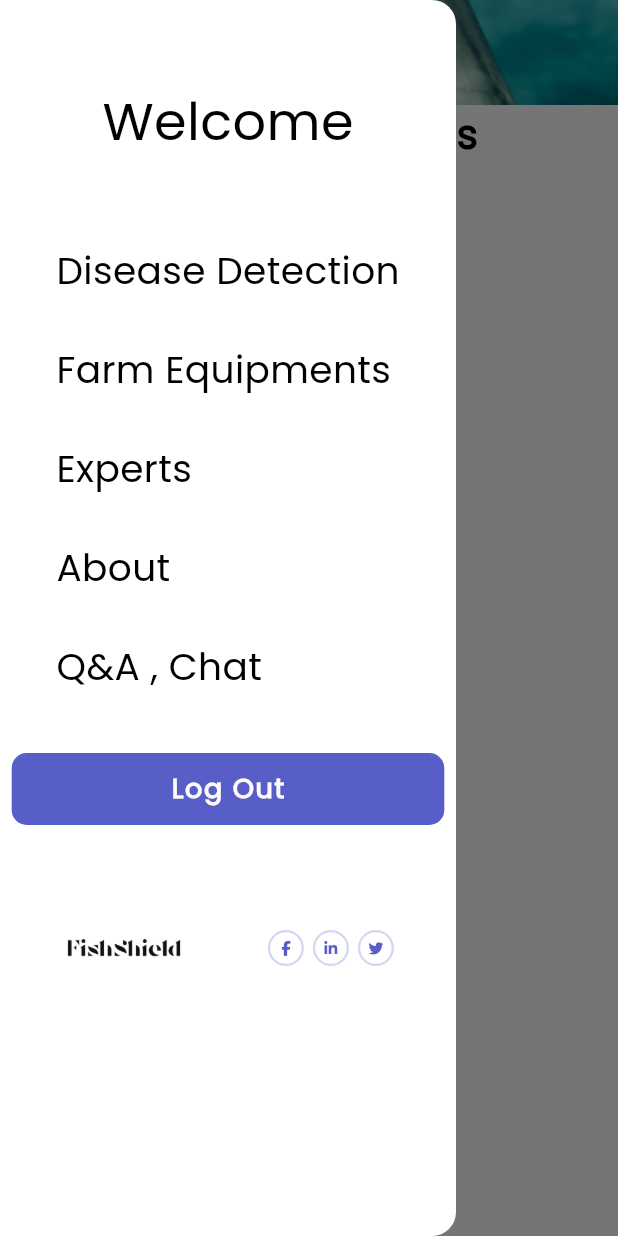
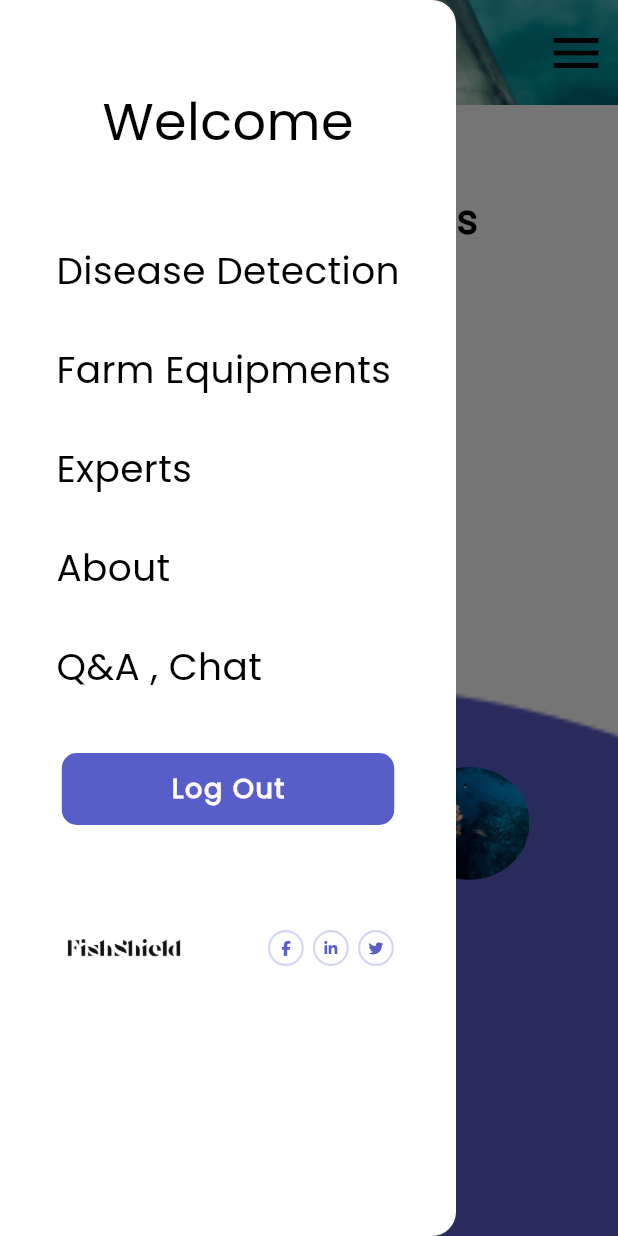
Before and after one commit to Haneen-Sherif/graduation-project, a Flutter app: the AddEquipmentsView screen opened by its route, with the side drawer open, on a phone screen of 412 x 824 dp. Run offline on Flutter 3.47's test engine with Material 3 defaults, Android fonts, the phone set to English and light mode, and no system bars; our stand-ins replace animated_text_kit, bloc, fl_chart, flutter_bloc, flutter_spinkit, font_awesome_flutter and 1 more; missing offline and left inert: mobkit_dashed_border.

Commit message:
some modifications

```diff
--- a/lib/Features/auth/presentation/views/widgets/custom_forget_password.dart
+++ b/lib/Features/auth/presentation/views/widgets/custom_forget_password.dart
@@ -18,7 +18,7 @@ class CustomForgetPassword extends StatelessWidget {
         InkWell(
           onTap: onTap,
           child: Text(
-            'Forget Password ?',
+            'Forgot Password ?',
             style: Styles.textStyle14.copyWith(
               color: kPrimaryColor,
               fontWeight: FontWeight.w600,
--- a/lib/Features/auth/presentation/views/widgets/custom_sign_in_form.dart
+++ b/lib/Features/auth/presentation/views/widgets/custom_sign_in_form.dart
@@ -38,6 +38,7 @@ class _CustomSignInFormState extends State<CustomSignInForm> {
     GlobalKey<FormState> formKey = GlobalKey<FormState>();
 
     return Form(
+      autovalidateMode: AutovalidateMode.always,
       key: formKey,
       child: Column(
         children: [
--- a/lib/Features/auth/presentation/views/widgets/custom_sign_up_form.dart
+++ b/lib/Features/auth/presentation/views/widgets/custom_sign_up_form.dart
@@ -42,6 +42,7 @@ class _CustomSignUpFormState extends State<CustomSignUpForm> {
     GlobalKey<FormState> formKey = GlobalKey<FormState>();
 
     return Form(
+      autovalidateMode: AutovalidateMode.always,
       key: formKey,
       child: Column(
         children: [
@@ -125,7 +126,7 @@ class _CustomSignUpFormState extends State<CustomSignUpForm> {
             onPressed: () {
               if (formKey.currentState!.validate()) {
                 formKey.currentState!.save();
-                context.pushReplacement(AppRoutes.kHomeView);
+                context.pushReplacement(AppRoutes.kSignInView);
               }
             },
           ),
--- a/lib/Features/chat/presentation/views/widgets/chat_view_body.dart
+++ b/lib/Features/chat/presentation/views/widgets/chat_view_body.dart
@@ -1,6 +1,7 @@
 import 'dart:developer';
 import 'package:flutter/material.dart';
 import 'package:flutter_spinkit/flutter_spinkit.dart';
+import 'package:go_router/go_router.dart';
 import 'package:graduation_project/Features/chat/presentation/manager/providers/chat_provider.dart';
 import 'package:graduation_project/Features/chat/presentation/manager/providers/models_provider.dart';
 import 'package:graduation_project/Features/chat/presentation/views/widgets/chat_widget.dart';
@@ -58,7 +59,9 @@ class _ChatViewBodyState extends State<ChatViewBody> {
                     Expanded(
                       child: ListTile(
                         leading: IconButton(
-                            onPressed: () {},
+                            onPressed: () {
+                              context.pop();
+                            },
                             icon: Image.asset(Assets.iconsBack)),
                         title: Text('Chat', style: Styles.textStyle20),
                         trailing: IconButton(
--- a/lib/Features/farm_equipments/presentation/views/widgets/add_equipments_form.dart
+++ b/lib/Features/farm_equipments/presentation/views/widgets/add_equipments_form.dart
@@ -55,8 +55,8 @@ class AddEquipmentsForm extends StatelessWidget {
               keyboardType: TextInputType.number,
               textInputAction: TextInputAction.done,
             ),
-            SizedBox(
-              height: size.height * 0.1,
+            const SizedBox(
+              height: 32,
             ),
             CustomButton(
               width: size.width * 0.4,
--- a/lib/Features/farm_equipments/presentation/views/widgets/add_equipments_view_body.dart
+++ b/lib/Features/farm_equipments/presentation/views/widgets/add_equipments_view_body.dart
@@ -35,17 +35,22 @@ class _AddEquipmentsViewBodyState extends State<AddEquipmentsViewBody> {
     return CustomScrollView(
       slivers: [
         const SliverToBoxAdapter(
+          child: SizedBox(
+            height: 57,
+          ),
+        ),
+        const SliverToBoxAdapter(
           child: Align(
               alignment: Alignment.center,
               child: CustomTitle(title: "Add Equipments")),
         ),
-        SliverToBoxAdapter(
+        const SliverToBoxAdapter(
           child: SizedBox(
-            height: size.height * 0.1,
+            height: 71,
           ),
         ),
-        SliverFillRemaining(
-          hasScrollBody: false,
+        SliverToBoxAdapter(
+          // hasScrollBody: false,
           child: AddEquipmentsForm(
             formKey: formKey,
             size: size,
@@ -55,10 +60,11 @@ class _AddEquipmentsViewBodyState extends State<AddEquipmentsViewBody> {
         ),
         const SliverToBoxAdapter(
           child: SizedBox(
-            height: 8,
+            height: 16,
           ),
         ),
-        SliverToBoxAdapter(
+        SliverFillRemaining(
+          hasScrollBody: false,
           child: HomeFooterWidget(size: size),
         )
       ],
--- a/lib/Features/home/presentation/views/widgets/home_footer_widget.dart
+++ b/lib/Features/home/presentation/views/widgets/home_footer_widget.dart
@@ -13,9 +13,58 @@ class HomeFooterWidget extends StatelessWidget {
 
   @override
   Widget build(BuildContext context) {
+    return Container(
+      decoration: const BoxDecoration(
+        image: DecorationImage(
+            fit: BoxFit.fill, image: AssetImage(Assets.imagesDecoration_2)),
+      ),
+      child: Padding(
+        padding: const EdgeInsets.only(top: 20),
+        child: Column(
+          children: [
+            Image.asset(
+              Assets.imagesLogo_1,
+              width: size.width * 0.5,
+            ),
+            Row(
+              mainAxisAlignment: MainAxisAlignment.spaceAround,
+              children: [
+                Column(
+                  children: [
+                    Text(
+                      '©FishShield \nAll Rights Reserved. ',
+                      textAlign: TextAlign.center,
+                      style: Styles.textStyle10.copyWith(
+                        color: Colors.white,
+                        fontFamily: 'Roboto',
+                      ),
+                    ),
+                    const SizedBox(
+                      height: 6,
+                    ),
+                    SocialMediaRow(
+                      borderColor: Colors.white.withOpacity(0.25),
+                      iconColor: Colors.white,
+                    )
+                  ],
+                ),
+                ClipOval(
+                  child: Image.asset(
+                    Assets.imagesFrancesco,
+                    width: 80,
+                  ),
+                )
+              ],
+            ),
+          ],
+        ),
+      ),
+    );
     return Stack(
       children: [
-        Image.asset(Assets.imagesDecoration_2),
+        Image.asset(
+          Assets.imagesDecoration_2,
+        ),
         Positioned(
           top: size.height * 0.01,
           left: 0,
--- a/lib/core/utils/Widgets/custom_app_bar.dart
+++ b/lib/core/utils/Widgets/custom_app_bar.dart
@@ -22,6 +22,7 @@ class CustomAppBar extends StatelessWidget {
         ),
       ),
       child: Row(
+        mainAxisAlignment: MainAxisAlignment.spaceBetween,
         children: [
           Image.asset(Assets.imagesLogo_1),
           IconButton(
--- a/lib/core/utils/Widgets/custom_drawer.dart
+++ b/lib/core/utils/Widgets/custom_drawer.dart
@@ -39,10 +39,13 @@ class _CustomDrawerState extends State<CustomDrawer> {
               padding: EdgeInsets.symmetric(horizontal: 32),
               child: CustomDrawerBody(),
             ),
-            CustomButton(
-              width: size.width * 0.7,
-              text: "Log Out",
-              onPressed: () {},
+            Padding(
+              padding: EdgeInsets.symmetric(horizontal: size.width * 0.1),
+              child: CustomButton(
+                width: size.width,
+                text: "Log Out",
+                onPressed: () {},
+              ),
             ),
             const SizedBox(
               height: 70,
@@ -56,7 +59,8 @@ class _CustomDrawerState extends State<CustomDrawer> {
                     flex: 2,
                     child: Image.asset(
                       Assets.imagesLogo_1,
-                      width: size.width * 0.4,
+                      // fit: BoxFit.fill,
+                      // width: size.width * 0.4,
                     ),
                   ),
                   const Expanded(
--- a/lib/core/utils/Widgets/custom_drawer_item.dart
+++ b/lib/core/utils/Widgets/custom_drawer_item.dart
@@ -15,12 +15,15 @@ class CustomDrawerItem extends StatelessWidget {
   Widget build(BuildContext context) {
     return GestureDetector(
       onTap: onTap,
-      child: Text(
-        title,
-        overflow: TextOverflow.ellipsis,
-        maxLines: 1,
-        style: Styles.textStyle25.copyWith(
-          fontWeight: FontWeight.w500,
+      child: FittedBox(
+        fit: BoxFit.scaleDown,
+        child: Text(
+          title,
+          // overflow: TextOverflow.ellipsis,
+          // maxLines: 1,
+          style: Styles.textStyle25.copyWith(
+            fontWeight: FontWeight.w500,
+          ),
         ),
       ),
     );
--- a/lib/core/utils/Widgets/custom_text_form_field.dart
+++ b/lib/core/utils/Widgets/custom_text_form_field.dart
@@ -3,7 +3,7 @@ import 'package:graduation_project/Features/auth/presentation/views/widgets/cust
 import 'package:graduation_project/constants.dart';
 import 'package:graduation_project/core/utils/styles.dart';
 
-class CustomTextFormField extends StatelessWidget {
+class CustomTextFormField extends StatefulWidget {
   const CustomTextFormField({
     super.key,
     required this.controller,
@@ -12,7 +12,7 @@ class CustomTextFormField extends StatelessWidget {
     required this.text,
     required this.obscureText,
     required this.keyboardType,
-    required this.textInputAction,
+    required this.textInputAction, this.hintText,
   });
 
   final TextEditingController controller;
@@ -22,20 +22,28 @@ class CustomTextFormField extends StatelessWidget {
   final String text;
   final TextInputType keyboardType;
   final TextInputAction textInputAction;
+  final String? hintText;
 
+  @override
+  State<CustomTextFormField> createState() => _CustomTextFormFieldState();
+}
+
+class _CustomTextFormFieldState extends State<CustomTextFormField> {
   @override
   Widget build(BuildContext context) {
     return TextFormField(
-      keyboardType: keyboardType,
-      textInputAction: textInputAction,
-      controller: controller,
+      keyboardType: widget.keyboardType,
+      textInputAction: widget.textInputAction,
+      controller: widget.controller,
       cursorColor: kPrimaryColor,
-      validator: validator,
-      obscureText: obscureText,
+      validator: widget.validator,
+      obscureText: widget.obscureText,
       cursorHeight: 20.0,
       decoration: InputDecoration(
-        contentPadding: EdgeInsets.symmetric(horizontal: width * 0.05),
-        labelText: text,
+        errorMaxLines: 2,
+        hintText: widget.hintText,
+        contentPadding: EdgeInsets.symmetric(horizontal: widget.width * 0.05),
+        labelText: widget.text,
         labelStyle: Styles.textStyle15.copyWith(
           color: Colors.black.withOpacity(0.78),
           letterSpacing: 0.90,
```
Also changed, not shown: lib/Features/farm_equipments/presentation/views/widgets/edit_eqipments_form.dart (+4 -3 lines), lib/Features/farm_equipments/presentation/views/widgets/edit_equipments_view_body.dart (+12 -6 lines), lib/Features/farm_equipments/presentation/views/widgets/farm_equipments_view_body.dart (+6 -10 lines), lib/Features/home/presentation/views/widgets/home_stack_widget.dart (+72 -0 lines).
